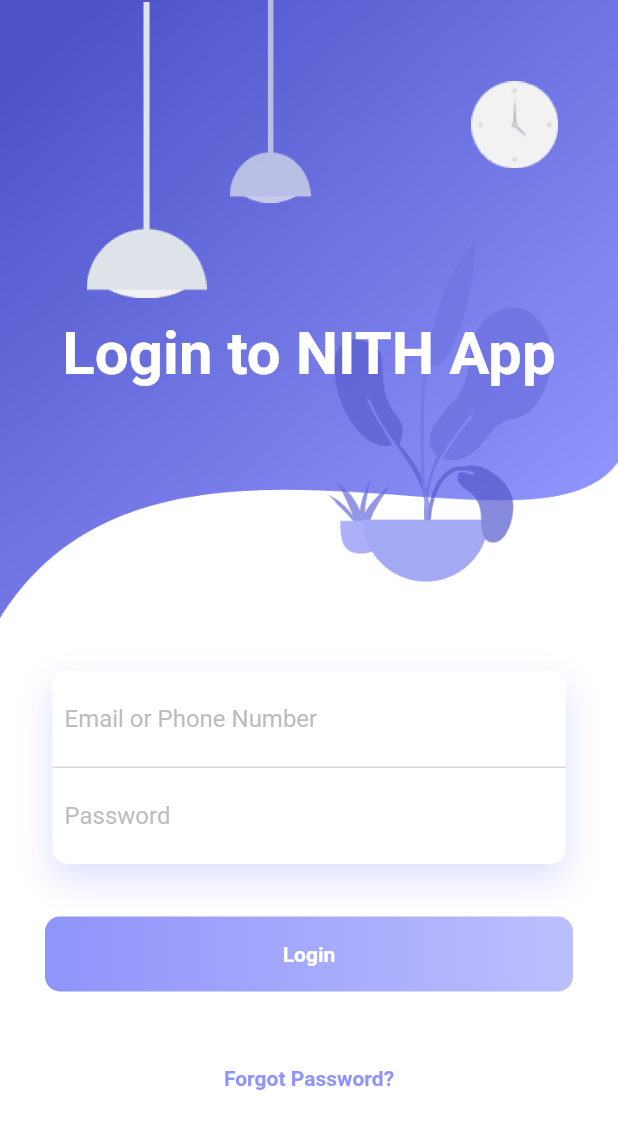
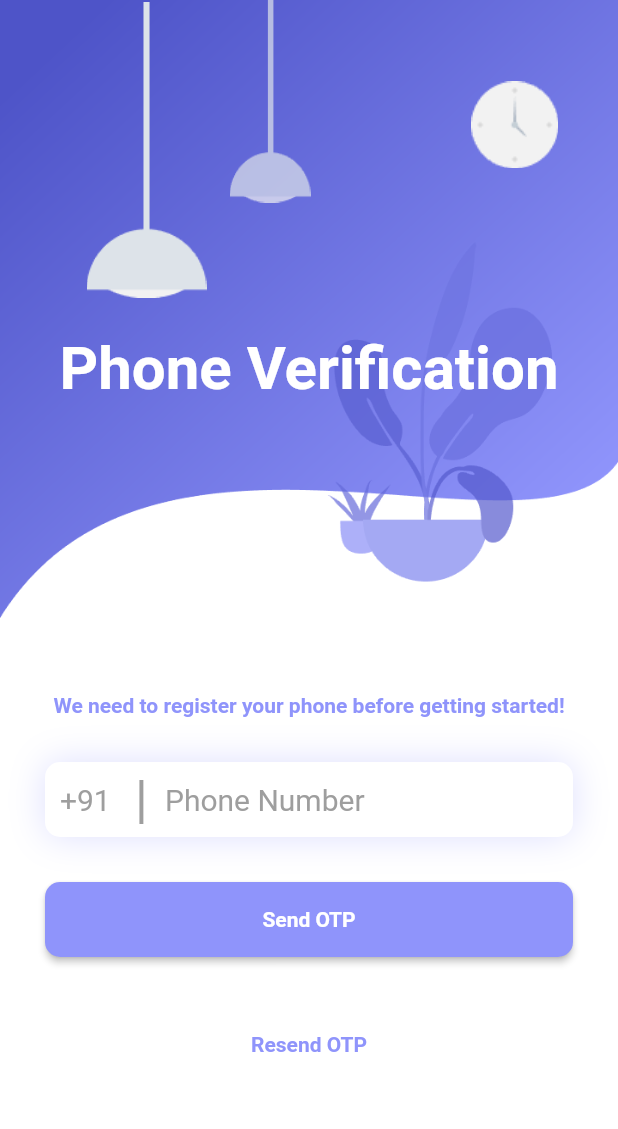
Before and after one commit to anushasharma384/nith_app, a Flutter app: the screen it shows after launch, on a phone screen of 412 x 824 dp. Shown: the top 1129 px of the screen. Run offline on Flutter 3.47's test engine with Material 2 defaults, Android fonts, the phone set to English and light mode, and no system bars; our stand-ins replace firebase_auth, firebase_core, pinput, simple_animations, splashscreen; accounts and stored records are empty.

Commit message:
otp Screen

```diff
--- /dev/null
+++ b/nith_app/lib/Phone_no.dart
@@ -0,0 +1,214 @@
+import 'package:flutter/material.dart';
+import 'package:flutter/src/widgets/framework.dart';
+import 'package:flutter/src/widgets/placeholder.dart';
+import 'Animation/FadeAnimation.dart';
+import 'otp.dart';
+import 'package:firebase_core/firebase_core.dart';
+import 'package:firebase_auth/firebase_auth.dart';
+
+class PhonePage extends StatefulWidget {
+  const PhonePage({super.key});
+
+  @override
+  State<PhonePage> createState() => _PhonePageState();
+}
+
+class _PhonePageState extends State<PhonePage> {
+  TextEditingController countrycode = TextEditingController();
+  var phone = "";
+
+  @override
+  void initState() {
+    countrycode.text = "+91";
+    super.initState();
+  }
+
+  @override
+  Widget build(BuildContext context) {
+    final height = MediaQuery.of(context).size.height;
+    final width = MediaQuery.of(context).size.width;
+    return Scaffold(
+      backgroundColor: Colors.white,
+      body: Container(
+        child: Column(
+          children: [
+            Container(
+              height: height * 0.5,
+              width: double.infinity,
+              decoration: BoxDecoration(
+                image: DecorationImage(
+                    image: AssetImage('assets/Images/background.png'),
+                    fit: BoxFit.fill),
+              ),
+              child: Stack(
+                children: [
+                  Positioned(
+                    left: width * 0.14,
+                    width: 80,
+                    height: 200,
+                    child: FadeAnimation(
+                        1,
+                        Container(
+                          decoration: BoxDecoration(
+                              image: DecorationImage(
+                                  image:
+                                      AssetImage('assets/Images/light-1.png'))),
+                        )),
+                  ),
+                  Positioned(
+                      left: width * 0.34,
+                      width: 80,
+                      height: 135,
+                      child: FadeAnimation(
+                          1.3,
+                          Container(
+                            decoration: BoxDecoration(
+                                image: DecorationImage(
+                                    image: AssetImage(
+                                        'assets/Images/light-2.png'))),
+                          ))),
+                  Positioned(
+                      right: width * 0.07,
+                      top: height * 0.01,
+                      width: 80,
+                      height: 150,
+                      child: FadeAnimation(
+                          1.5,
+                          Container(
+                            decoration: BoxDecoration(
+                                image: DecorationImage(
+                                    image:
+                                        AssetImage('assets/Images/clock.png'))),
+                          ))),
+                  Positioned(
+                    child: FadeAnimation(
+                        1.6,
+                        Container(
+                          margin: EdgeInsets.only(top: 80),
+                          child: Center(
+                            child: Text(
+                              "Phone Verification",
+                              style: TextStyle(
+                                  color: Colors.white,
+                                  fontSize: 40,
+                                  fontWeight: FontWeight.bold),
+                            ),
+                          ),
+                        )),
+                  )
+                ],
+              ),
+            ),
+            SizedBox(height: 50),
+            FadeAnimation(
+                1.5,
+                Text(
+                  "We need to register your phone before getting started!",
+                  style: TextStyle(
+                    color: Color.fromRGBO(143, 148, 251, 1),
+                    fontWeight: FontWeight.bold,
+                  ),
+                )),
+            Padding(
+              padding: EdgeInsets.all(30),
+              child: Column(
+                children: [
+                  Container(
+                    height: 50,
+                    decoration: BoxDecoration(
+                        color: Colors.white,
+                        borderRadius: BorderRadius.circular(10),
+                        boxShadow: [
+                          BoxShadow(
+                            color: Color.fromRGBO(143, 148, 251, 0.3),
+                            blurRadius: 20.0,
+                          )
+                        ]),
+                    child: Row(
+                      children: [
+                        SizedBox(
+                          width: 10,
+                        ),
+                        SizedBox(
+                            width: 50,
+                            child: TextField(
+                              decoration:
+                                  InputDecoration(border: InputBorder.none),
+                              controller: countrycode,
+                              style: TextStyle(
+                                  fontSize: 20,
+                                  color: Colors.grey),
+                            )),
+                        SizedBox(
+                          width: 20,
+                          child: Text(
+                            "|",
+                            style: TextStyle(
+                                color: Colors.grey,
+                                fontSize: 35),
+                          ),
+                        ),
+                        Expanded(
+                            child: TextField(
+                              keyboardType: TextInputType.phone,
+                          onChanged: (value) {
+                            phone = value;
+                          },
+                          decoration: InputDecoration(
+                              border: InputBorder.none,
+                              hintText: "Phone Number",
+                              hintStyle: TextStyle(
+                                  fontSize: 20,
+                                  color: Colors.grey)),
+                          style: TextStyle(
+                              color: Colors.grey,
+                              fontSize: 20),
+                        )),
+                      ],
+                    ),
+                  ),
+                  SizedBox(
+                    height: 30,
+                  ),
+                  FadeAnimation(
+                      2,
+                      SizedBox(
+                        height: 50,
+                        width: double.infinity,
+                        child: ElevatedButton(
+                          onPressed: () {
+                            Navigator.of(context).push(MaterialPageRoute(
+                            builder: (context) => OtpVerification()));
+
+                          },
+                          child: Text(
+                            "Send OTP",
+                            style: TextStyle(
+                                color: Colors.white,
+                                fontWeight: FontWeight.bold),
+                          ),
+                          style: ElevatedButton.styleFrom(
+                              primary: Color.fromRGBO(143, 148, 251, 1),
+                              shape: RoundedRectangleBorder(
+                                  borderRadius: BorderRadius.circular(10))),
+                        ),
+                      )),
+                  SizedBox(height: 50),
+                  FadeAnimation(
+                      1.5,
+                      Text(
+                        "Resend OTP",
+                        style: TextStyle(
+                          color: Color.fromRGBO(143, 148, 251, 1),
+                          fontWeight: FontWeight.bold,
+                        ),
+                      ))
+                ],
+              ),
+            )
+          ],
+        ),
+      ),
+    );
+  }
+}
--- a/nith_app/lib/login.dart
+++ /dev/null
@@ -1,176 +0,0 @@
-import 'package:flutter/material.dart';
-import 'Animation/FadeAnimation.dart';
-
-
-class HomePage extends StatelessWidget {
-  @override
-  Widget build(BuildContext context) {
-    final height = MediaQuery.of(context).size.height;
-    final width = MediaQuery.of(context).size.width;
-
-    return Scaffold(
-      backgroundColor: Colors.white,
-      body: Container(
-        child: Column(
-          children: [
-            Container(
-              height: height * 0.5,
-              width: double.infinity,
-              decoration: BoxDecoration(
-                image: DecorationImage(
-                  image: AssetImage('assets/Images/background.png'),
-                  fit: BoxFit.fill
-                  ),
-              ),
-              child: Stack(
-                children: [
-                  Positioned(
-                    left: width * 0.14,
-                    width: 80,
-                    height: 200,
-                    child:
-                    FadeAnimation(1,Container(
-                      decoration: BoxDecoration(
-                        image: DecorationImage(
-                          image: AssetImage('assets/Images/light-1.png')
-                          )
-                      ),
-                    )),
-                  ),
-                  Positioned(
-                    left: width * 0.34,
-                    width: 80,
-                    height: 135,
-                    child:
-                    FadeAnimation(1.3,Container(
-                      decoration: BoxDecoration(
-                        image: DecorationImage(
-                          image: AssetImage('assets/Images/light-2.png')
-                          )
-                      ),
-                    ))
-                  ),
-                  Positioned(
-                    right: width * 0.07,
-                    top: height * 0.01,
-                    width: 80,
-                    height: 150,
-                    child:
-                    FadeAnimation(1.5,Container(
-                      decoration: BoxDecoration(
-                        image: DecorationImage(
-                          image: AssetImage('assets/Images/clock.png')
-                          )
-                      ),
-                    ))
-                  ),
-                  Positioned(
-                    child: FadeAnimation(1.6,Container(
-                      margin: EdgeInsets.only(top: 60),
-                      child: Center(
-                        child: Text(
-                          "Login to NITH App",
-                          style: TextStyle(
-                          color: Colors.white,
-                          fontSize: 40,
-                          fontWeight: FontWeight.bold
-                          ),
-                        ),
-                      ),
-                    )),
-                  )
-                ],
-              ),
-            ),
-            Padding(
-              padding: EdgeInsets.all(30),
-              child: Column(
-                children: [
-                  FadeAnimation(1.8,Container(
-                    margin: EdgeInsets.all(5),
-                    decoration: BoxDecoration(
-                      color: Colors.white,
-                      borderRadius: BorderRadius.circular(10),
-                      boxShadow: [
-                        BoxShadow(
-                          color: Color.fromRGBO(143, 148, 251, 0.3),
-                          blurRadius: 20.0,
-                          offset: Offset(0, 10)
-                        )
-                      ]
-                    ),
-                    child: Column(
-                      children: [
-                        Container(
-                          padding: EdgeInsets.all(8),
-                          decoration: BoxDecoration(
-                            border: Border(bottom: BorderSide(color: Color.fromARGB(255, 218, 217, 217)))
-                          ),
-                          child: TextField(
-                            decoration: InputDecoration(
-                              border: InputBorder.none,
-                              hintText: "Email or Phone Number",
-                              hintStyle: TextStyle(
-                                color: Colors.grey[400],
-                              )
-                            ),
-                          ),
-                        ),
-                        Container(
-                          padding: EdgeInsets.all(8),
-                          child: TextField(
-                            decoration: InputDecoration(
-                              border: InputBorder.none,
-                              hintText: "Password",
-                              hintStyle: TextStyle(
-                                color: Colors.grey[400],
-                              )
-                            ),
-                          ),
-                        ),
-                      ],
-                    ),
-                  )),
-                  SizedBox(
-                    height: 30,
-                  ),
-                  FadeAnimation(2,Container(
-                    height: 50,
-                    decoration: BoxDecoration(
-                    borderRadius: BorderRadius.circular(10),
-                    gradient: LinearGradient(
-                      colors: [
-                       Color.fromRGBO(143, 148, 251, 1),
-                       Color.fromRGBO(143, 148, 251, .6)
-                      ]
-                    )
-                    ),
-                    child: Center(
-                      child: Text(
-                        "Login",
-                        style: TextStyle(
-                        color: Colors.white,
-                        fontWeight: FontWeight.bold
-                        ),
-                      ),
-                    ),
-                  )),
-                  SizedBox(
-                    height: 50
-                  ),
-                  FadeAnimation(1.5,Text(
-                    "Forgot Password?",
-                     style: TextStyle(
-                     color: Color.fromRGBO(143, 148, 251, 1),
-                     fontWeight: FontWeight.bold,
-                     ),
-                    ))
-                ],
-              ),
-            )
-          ],
-        ),
-      ),
-    );
-  }
-}
--- a/nith_app/pubspec.yaml
+++ b/nith_app/pubspec.yaml
@@ -33,6 +33,9 @@ dependencies:
   simple_animations: ^1.3.3
   animated_splash_screen: ^1.3.0
   splashscreen: ^1.3.3
+  pinput: ^2.2.31
+  firebase_core: ^2.13.1
+  firebase_auth: ^4.6.2
 
   # The following adds the Cupertino Icons font to your application.
   # Use with the CupertinoIcons class for iOS style icons.
```
Also changed, not shown: nith_app/lib/first_page.dart (+9 -8 lines), nith_app/lib/home_page.dart (+17 -0 lines), nith_app/lib/otp.dart (added, +184 -0 lines), nith_app/pubspec.lock, 8 other files.
